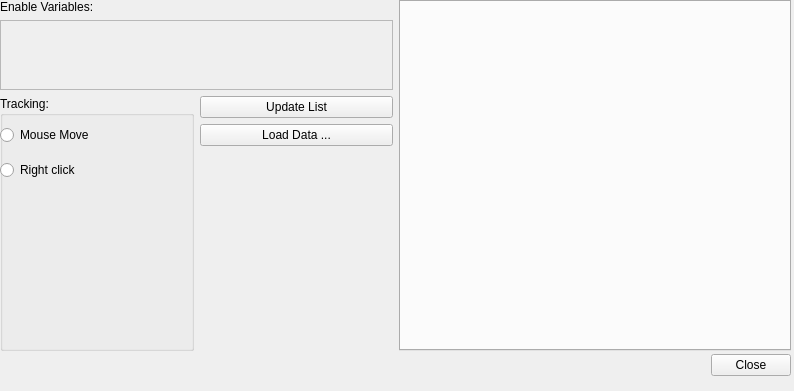
Before: the Qt Designer form ui_multiview.ui in mbernasocchi/multiview, drawn with Qt 5.
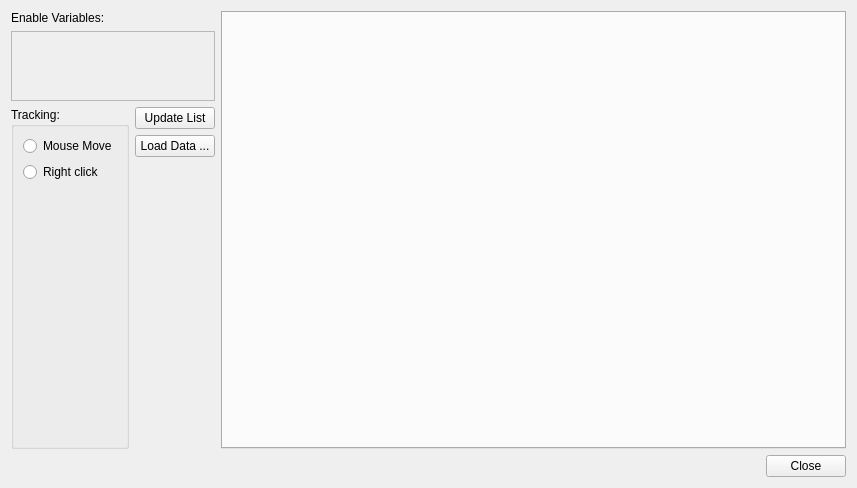
After: the same form once the commit is applied.

Commit message: fixed extending UI problems added timeplot controls variable names now show temporal duration

The edit to the form file:
```diff
--- a/ui_multiview.ui
+++ b/ui_multiview.ui
@@ -9,25 +9,18 @@
    <rect>
     <x>0</x>
     <y>0</y>
-    <width>794</width>
-    <height>391</height>
+    <width>857</width>
+    <height>488</height>
    </rect>
   </property>
   <property name="windowTitle">
    <string>Form</string>
   </property>
-  <widget class="QWidget" name="layoutWidget">
-   <property name="geometry">
-    <rect>
-     <x>0</x>
-     <y>0</y>
-     <width>791</width>
-     <height>351</height>
-    </rect>
-   </property>
-   <layout class="QHBoxLayout" name="horizontalLayout">
+  <layout class="QVBoxLayout" name="verticalLayout_2">
     <item>
-     <layout class="QVBoxLayout" name="left">
+    <layout class="QHBoxLayout" name="main">
+     <item>
+      <layout class="QVBoxLayout" name="controls">
       <item>
        <widget class="QLabel" name="title">
         <property name="sizePolicy">
@@ -42,7 +35,7 @@
        </widget>
       </item>
       <item>
-       <widget class="QScrollArea" name="scrollArea">
+        <widget class="QScrollArea" name="availableVariablesContainer">
         <property name="sizePolicy">
          <sizepolicy hsizetype="Preferred" vsizetype="Preferred">
           <horstretch>0</horstretch>
@@ -57,7 +50,7 @@
           <rect>
            <x>0</x>
            <y>0</y>
-           <width>388</width>
+            <width>251</width>
            <height>82</height>
           </rect>
          </property>
@@ -70,9 +63,9 @@
        </widget>
       </item>
       <item>
-       <layout class="QHBoxLayout" name="horizontalLayout_4">
+        <layout class="QHBoxLayout" name="settings">
         <item>
-         <widget class="QGroupBox" name="groupBox">
+          <widget class="QGroupBox" name="tracking">
           <property name="sizePolicy">
            <sizepolicy hsizetype="Preferred" vsizetype="Minimum">
             <horstretch>0</horstretch>
@@ -82,16 +75,7 @@
           <property name="title">
            <string>Tracking:</string>
           </property>
-          <widget class="QWidget" name="horizontalLayoutWidget_2">
-           <property name="geometry">
-            <rect>
-             <x>0</x>
-             <y>20</y>
-             <width>131</width>
-             <height>75</height>
-            </rect>
-           </property>
-           <layout class="QVBoxLayout" name="verticalLayout">
+           <layout class="QVBoxLayout" name="verticalLayout_3">
             <item>
              <widget class="QRadioButton" name="trackMouseMove">
               <property name="text">
@@ -106,12 +90,24 @@
               </property>
              </widget>
             </item>
+            <item>
+             <spacer name="verticalSpacer_2">
+              <property name="orientation">
+               <enum>Qt::Vertical</enum>
+              </property>
+              <property name="sizeHint" stdset="0">
+               <size>
+                <width>20</width>
+                <height>40</height>
+               </size>
+              </property>
+             </spacer>
+            </item>
            </layout>
           </widget>
-         </widget>
         </item>
         <item>
-         <layout class="QVBoxLayout" name="verticalLayout_4">
+          <layout class="QVBoxLayout" name="buttons">
           <item>
            <widget class="QPushButton" name="availableVariablesUpdateButton">
             <property name="sizePolicy">
@@ -154,7 +150,7 @@
     <item>
      <widget class="QTabWidget" name="visualizations">
       <property name="sizePolicy">
-       <sizepolicy hsizetype="Minimum" vsizetype="Expanding">
+        <sizepolicy hsizetype="Expanding" vsizetype="Expanding">
         <horstretch>0</horstretch>
         <verstretch>0</verstretch>
        </sizepolicy>
@@ -165,17 +161,9 @@
      </widget>
     </item>
    </layout>
-  </widget>
-  <widget class="QWidget" name="horizontalLayoutWidget">
-   <property name="geometry">
-    <rect>
-     <x>0</x>
-     <y>340</y>
-     <width>791</width>
-     <height>51</height>
-    </rect>
-   </property>
-   <layout class="QHBoxLayout" name="horizontalLayout_3">
+   </item>
+   <item>
+    <layout class="QHBoxLayout" name="bottom">
     <item>
      <widget class="QLabel" name="warningDisplay">
       <property name="sizePolicy">
@@ -203,7 +191,8 @@
      </widget>
     </item>
    </layout>
-  </widget>
+   </item>
+  </layout>
  </widget>
  <resources/>
  <connections/>
```
Lines whose indentation alone changed are shown as unchanged. The commit also changes 13 other files.
